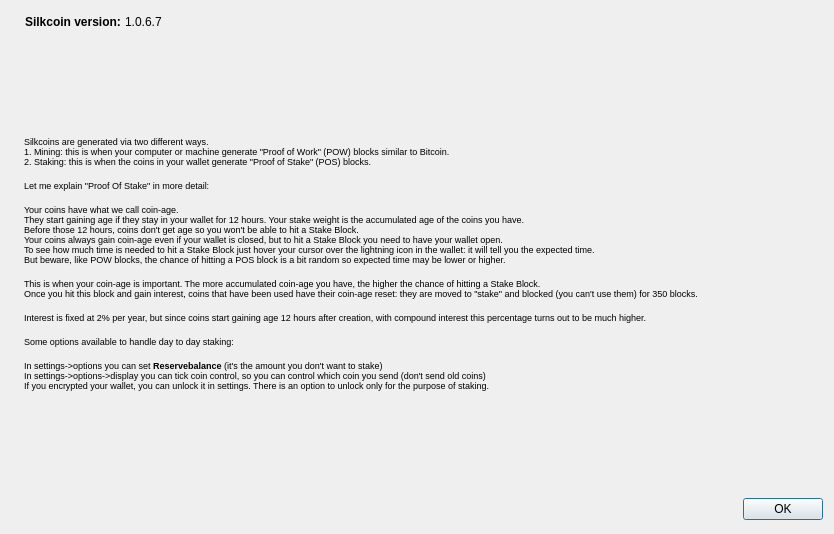
Old version of the form src/qt/forms/tutoStackDialog.ui in the repository shnurf/silkcoin.
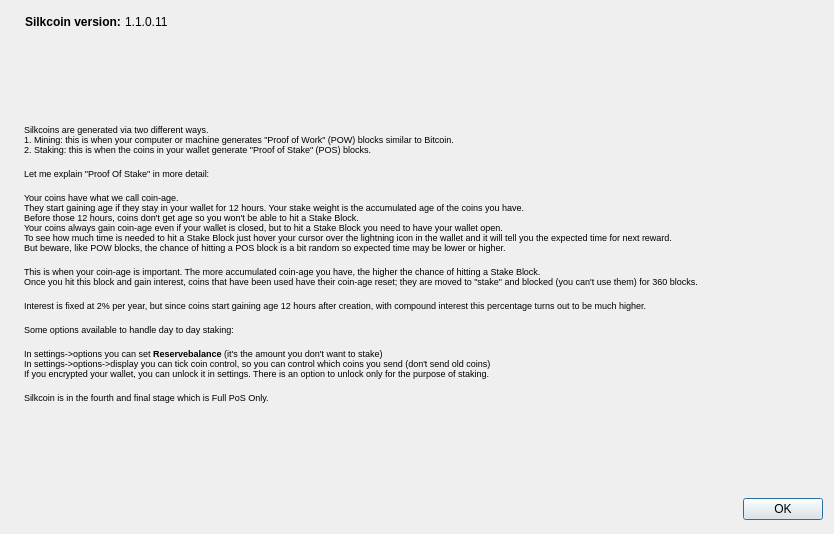
New version of the form. Icons and pictures are not drawn.

What changed in the file:
```diff
--- a/src/qt/forms/tutoStackDialog.ui
+++ b/src/qt/forms/tutoStackDialog.ui
@@ -105,7 +105,7 @@
            <cursorShape>IBeamCursor</cursorShape>
           </property>
           <property name="text">
-           <string notr="true">1.0.6.7</string>
+           <string notr="true">1.1.0.11</string>
           </property>
           <property name="textFormat">
            <enum>Qt::RichText</enum>
@@ -133,7 +133,7 @@
         </size>
        </property>
        <property name="text">
-        <string>&lt;html&gt;&lt;head/&gt;&lt;body&gt;&lt;p&gt;&lt;span style=&quot; font-size:7pt;&quot;&gt;Silkcoins are generated via two different ways. &lt;br/&gt;1. Mining: this is when your computer or machine generate &amp;quot;Proof of Work&amp;quot; (POW) blocks similar to Bitcoin.&lt;br/&gt;2. Staking: this is when the coins in your wallet generate &amp;quot;Proof of Stake&amp;quot; (POS) blocks.&lt;br/&gt;&lt;br/&gt;Let me explain &amp;quot;Proof Of Stake&amp;quot; in more detail:&lt;br/&gt;&lt;br/&gt;Your coins have what we call coin-age. &lt;br/&gt;They start gaining age if they stay in your wallet for 12 hours. Your stake weight is the accumulated age of the coins you have. &lt;br/&gt;Before those 12 hours, coins don't get age so you won't be able to hit a Stake Block.&lt;br/&gt;Your coins always gain coin-age even if your wallet is closed, but to hit a Stake Block you need to have your wallet open.&lt;br/&gt;To see how much time is needed to hit a Stake Block just hover your cursor over the lightning icon in the wallet: it will tell you the expected time. &lt;br/&gt;But beware, like POW blocks, the chance of hitting a POS block is a bit random so expected time may be lower or higher.&lt;br/&gt;&lt;br/&gt;This is when your coin-age is important. The more accumulated coin-age you have, the higher the chance of hitting a Stake Block. &lt;br/&gt;Once you hit this block and gain interest, coins that have been used have their coin-age reset: they are moved to &amp;quot;stake&amp;quot; and blocked (you can't use them) for 350 blocks.&lt;br/&gt;&lt;br/&gt;Interest is fixed at 2% per year, but since coins start gaining age 12 hours after creation, with compound interest this percentage turns out to be much higher.&lt;br/&gt;&lt;br/&gt;Some options available to handle day to day staking:&lt;br/&gt;&lt;br/&gt;In settings-&amp;gt;options you can set &lt;/span&gt;&lt;span style=&quot; font-size:7pt; font-weight:600;&quot;&gt;Reservebalance&lt;/span&gt;&lt;span style=&quot; font-size:7pt;&quot;&gt; (it's the amount you don't want to stake)&lt;br/&gt;In settings-&amp;gt;options-&amp;gt;display you can tick coin control, so you can control which coin you send (don't send old coins)&lt;br/&gt;If you encrypted your wallet, you can unlock it in settings. There is an option to unlock only for the purpose of staking.&lt;/span&gt;&lt;/p&gt;&lt;/body&gt;&lt;/html&gt;</string>
+        <string>&lt;html&gt;&lt;head/&gt;&lt;body&gt;&lt;p&gt;&lt;span style=&quot; font-size:7pt;&quot;&gt;Silkcoins are generated via two different ways. &lt;br/&gt;1. Mining: this is when your computer or machine generates &amp;quot;Proof of Work&amp;quot; (POW) blocks similar to Bitcoin.&lt;br/&gt;2. Staking: this is when the coins in your wallet generate &amp;quot;Proof of Stake&amp;quot; (POS) blocks.&lt;br/&gt;&lt;br/&gt;Let me explain &amp;quot;Proof Of Stake&amp;quot; in more detail:&lt;br/&gt;&lt;br/&gt;Your coins have what we call coin-age. &lt;br/&gt;They start gaining age if they stay in your wallet for 12 hours. Your stake weight is the accumulated age of the coins you have. &lt;br/&gt;Before those 12 hours, coins don't get age so you won't be able to hit a Stake Block.&lt;br/&gt;Your coins always gain coin-age even if your wallet is closed, but to hit a Stake Block you need to have your wallet open.&lt;br/&gt;To see how much time is needed to hit a Stake Block just hover your cursor over the lightning icon in the wallet and it will tell you the expected time for next reward. &lt;br/&gt;But beware, like POW blocks, the chance of hitting a POS block is a bit random so expected time may be lower or higher.&lt;br/&gt;&lt;br/&gt;This is when your coin-age is important. The more accumulated coin-age you have, the higher the chance of hitting a Stake Block. &lt;br/&gt;Once you hit this block and gain interest, coins that have been used have their coin-age reset; they are moved to &amp;quot;stake&amp;quot; and blocked (you can't use them) for 360 blocks.&lt;br/&gt;&lt;br/&gt;Interest is fixed at 2% per year, but since coins start gaining age 12 hours after creation, with compound interest this percentage turns out to be much higher.&lt;br/&gt;&lt;br/&gt;Some options available to handle day to day staking:&lt;br/&gt;&lt;br/&gt;In settings-&amp;gt;options you can set &lt;/span&gt;&lt;span style=&quot; font-size:7pt; font-weight:600;&quot;&gt;Reservebalance&lt;/span&gt;&lt;span style=&quot; font-size:7pt;&quot;&gt; (it's the amount you don't want to stake)&lt;br/&gt;In settings-&amp;gt;options-&amp;gt;display you can tick coin control, so you can control which coins you send (don't send old coins)&lt;br/&gt;If you encrypted your wallet, you can unlock it in settings. There is an option to unlock only for the purpose of staking.&lt;br/&gt;&lt;br/&gt;Silkcoin is in the fourth and final stage which is Full PoS Only.&lt;/span&gt;&lt;/p&gt;&lt;/body&gt;&lt;/html&gt;</string>
        </property>
        <property name="wordWrap">
         <bool>true</bool>
```
